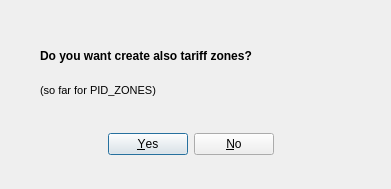
First picture: the form in GTFS_selection_widget.ui, repository ctu-geoforall-lab/qgis-gtfs-plugin, before the edit.
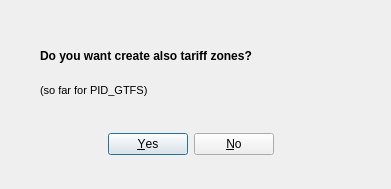
Second picture: the form after the edit.

Diff of the .ui file:
```diff
--- a/GTFS_selection_widget.ui
+++ b/GTFS_selection_widget.ui
@@ -65,7 +65,7 @@
     </font>
    </property>
    <property name="text">
-    <string>(so far for PID_ZONES)</string>
+    <string>(so far for PID_GTFS)</string>
    </property>
   </widget>
   <widget class="QDialogButtonBox" name="buttonBox">
```
